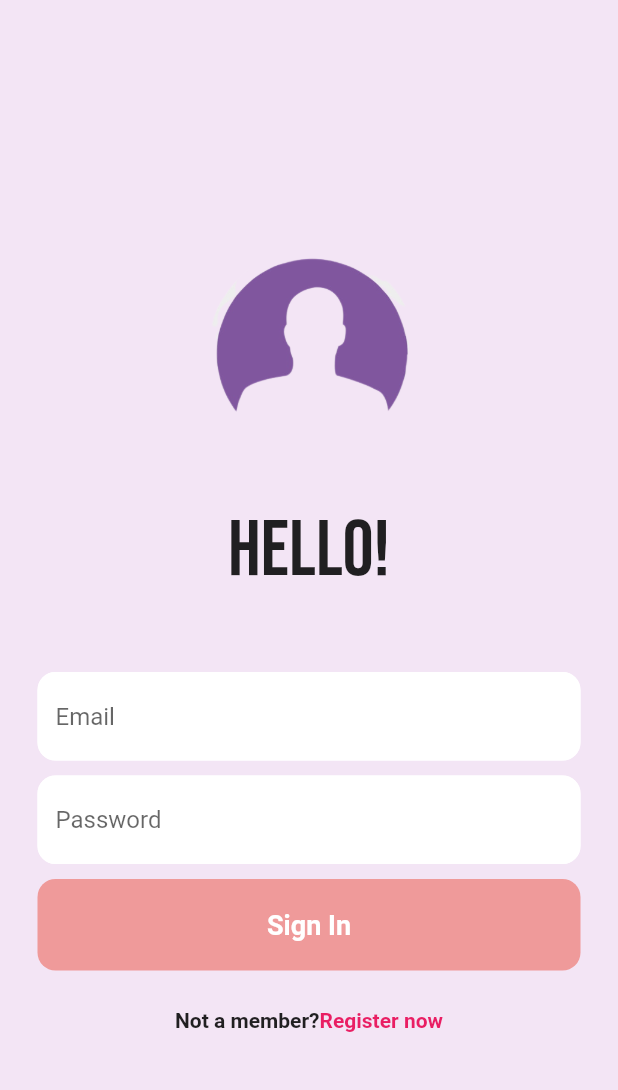
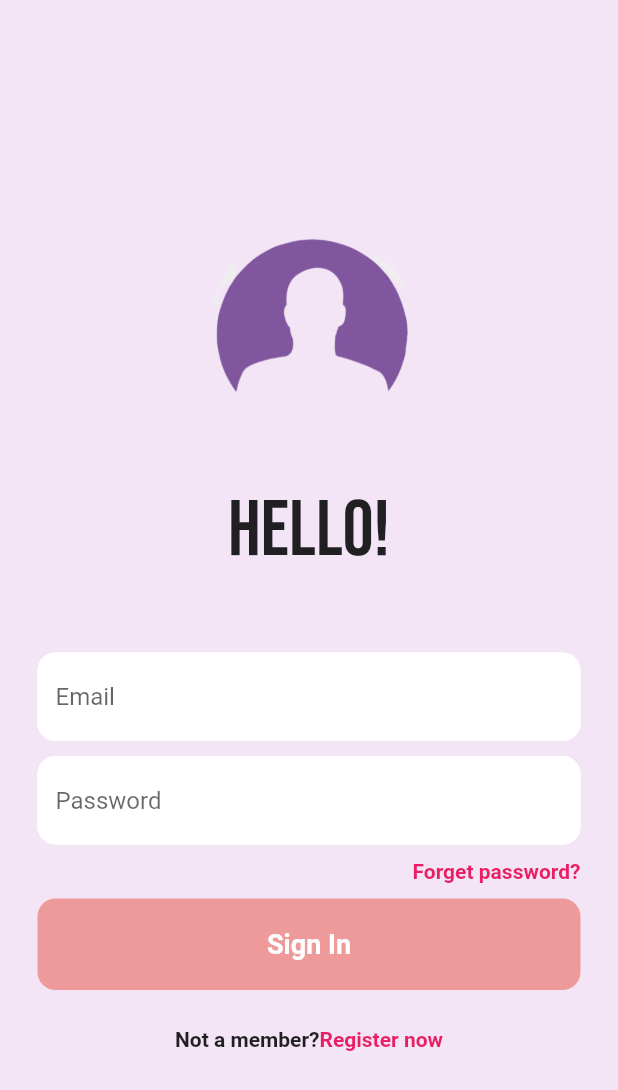
Before and after one commit to florinelamuscalu/flutter-log-in-UI, a Flutter app: the screen it shows after launch, on a phone screen of 412 x 824 dp. Shown: the top 1090 px of the screen. Run offline on Flutter 3.47's test engine with Material 2 defaults, Android fonts, the phone set to English and light mode, and no system bars; our stand-ins replace cloud_firestore, firebase_auth, firebase_core, google_fonts; accounts and stored records are empty.

Commit message:
add registartion and forgot password

```diff
--- /dev/null
+++ b/lib/auth/auth_page.dart
@@ -0,0 +1,32 @@
+import 'package:flutter/material.dart';
+import 'package:test_firebase/pages/login_page.dart';
+
+import '../pages/register_page.dart';
+
+class AuthPage extends StatefulWidget {
+  const AuthPage({ Key? key }) : super(key: key);
+
+  @override
+  State<AuthPage> createState() => _AuthPageState();
+}
+
+class _AuthPageState extends State<AuthPage> {
+
+  bool showLoginPage = true;
+
+  void toggeleScreens(){
+    setState(() {
+      showLoginPage = !showLoginPage;
+    });
+  }
+
+  @override
+  Widget build(BuildContext context) {
+    if(showLoginPage){
+      return LogIn(showRegisterPage: toggeleScreens );
+    }
+    else{
+      return RegisterPage(showLogInPage: toggeleScreens);
+    }
+  }
+}
--- a/lib/main_page.dart
+++ b/lib/auth/main_page.dart
@@ -1,7 +1,7 @@
 import 'package:flutter/material.dart';
 import 'package:firebase_auth/firebase_auth.dart';
-import 'package:test_firebase/home_page.dart';
-import 'login_page.dart';
+import '../pages/home_page.dart';
+import 'auth_page.dart';
 
 class MainPage extends StatelessWidget {
   const MainPage({Key? key}) : super(key: key);
@@ -16,7 +16,7 @@ class MainPage extends StatelessWidget {
             return const HomePage();
           }
           else{
-            return const LogIn();
+            return const AuthPage();
           }
         }
       ),
--- a/lib/main.dart
+++ b/lib/main.dart
@@ -1,6 +1,6 @@
 import 'package:flutter/material.dart';
 import 'package:firebase_core/firebase_core.dart';
-import 'package:test_firebase/main_page.dart';
+import 'auth/main_page.dart';
 
 
 void main() async{
--- a/lib/home_page.dart
+++ b/lib/pages/home_page.dart
@@ -22,7 +22,7 @@ class _HomePageState extends State<HomePage> {
               FirebaseAuth.instance.signOut();
             },
             color: Colors.red[200],
-            child: Text('sign out'),
+            child: const Text('sign out'),
           )
         ]),
       ),
--- a/lib/login_page.dart
+++ b/lib/pages/login_page.dart
@@ -2,13 +2,12 @@ import 'package:firebase_auth/firebase_auth.dart';
 import 'package:flutter/material.dart';
 import 'package:google_fonts/google_fonts.dart';
 
-/*
-void main() async {
-  runApp(const LogIn());
-}
-*/
+import './forgot_password_page.dart';
+
+
 class LogIn extends StatefulWidget {
-  const LogIn({Key? key}) : super(key: key);
+  final VoidCallback showRegisterPage;
+  const LogIn({Key? key, required this.showRegisterPage}) : super(key: key);
 
   @override
   State<LogIn> createState() => _LogIn();
@@ -117,6 +116,30 @@ class _LogIn extends State<LogIn> {
                     ),
                     const SizedBox(height: 10),
 
+                    Padding(
+                      padding: const EdgeInsets.symmetric(horizontal: 25),
+                      child: Row(
+                        mainAxisAlignment: MainAxisAlignment.end,
+                        children:  [
+                          GestureDetector(
+                        onTap: (){
+                          Navigator.push(context, MaterialPageRoute(builder: (contex){
+                            return const ForgotPasswordPage();
+                          },),);
+                        },
+                          child:  const Text(
+                            'Forget password?',
+                            style: TextStyle(
+                              color: Colors.pink,
+                              fontWeight: FontWeight.bold,
+                            ),
+                          ),
+                          ),
+                        ],
+                      ),
+                    ),
+                    const SizedBox(height: 10),
+
                     //  Sigin Button
                     Padding(
                       padding: const EdgeInsets.symmetric(horizontal: 25.0),
@@ -144,21 +167,24 @@ class _LogIn extends State<LogIn> {
                     // Not member? register now
                     Row(
                       mainAxisAlignment: MainAxisAlignment.center,
-                      children: const [
-                        Text(
+                      children: [
+                        const Text(
                           'Not a member?',
                           style: TextStyle(
                             //color: Colors.purple,
                             fontWeight: FontWeight.bold,
                           ),
                         ),
-                        Text(
-                          'Register now',
-                          style: TextStyle(
-                            color: Colors.pink,
-                            fontWeight: FontWeight.bold,
+                        GestureDetector(
+                          onTap: widget.showRegisterPage,
+                          child: const Text(
+                            'Register now',
+                            style: TextStyle(
+                              color: Colors.pink,
+                              fontWeight: FontWeight.bold,
+                            ),
                           ),
-                        )
+                        ),
                       ],
                     )
                   ]),
--- a/pubspec.yaml
+++ b/pubspec.yaml
@@ -36,6 +36,7 @@ dependencies:
   cupertino_icons: ^1.0.2
   google_fonts:
   firebase_auth: ^3.3.14
+  cloud_firestore: ^3.2.0
 
 dev_dependencies:
   flutter_test:
```
Also changed, not shown: lib/pages/forgot_password_page.dart (added, +92 -0 lines), lib/pages/register_page.dart (added, +289 -0 lines), assets/ss5.png (added), assets/ss6.png (added), assets/ss7.png (added), pubspec.lock, 2 other files.
